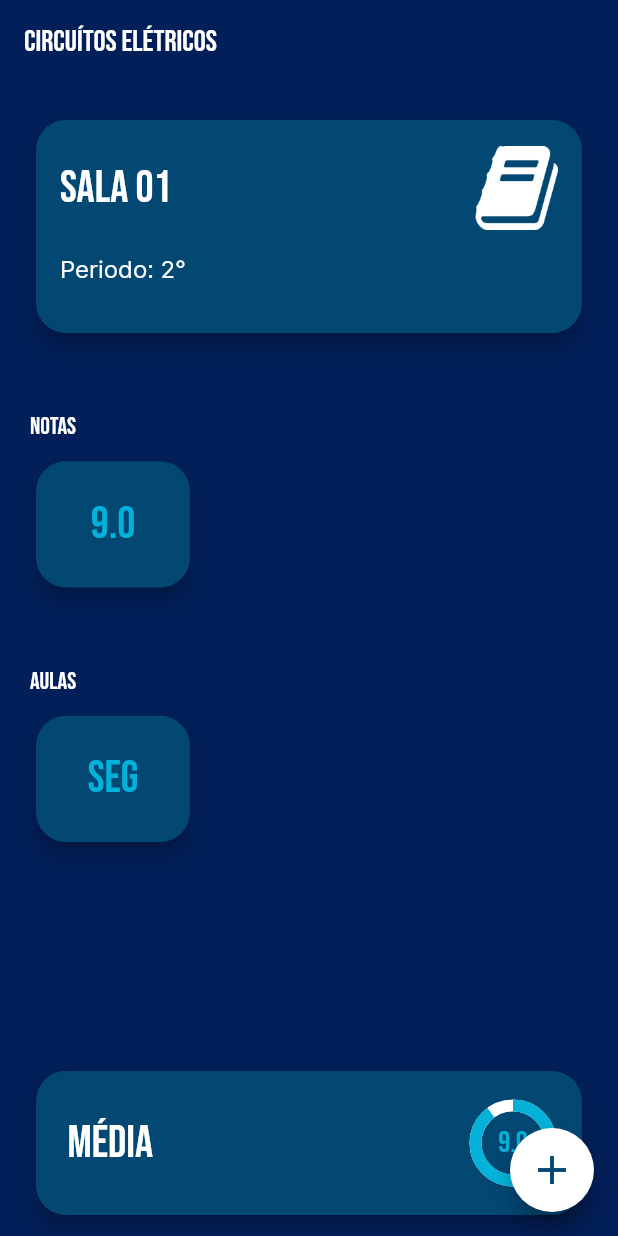
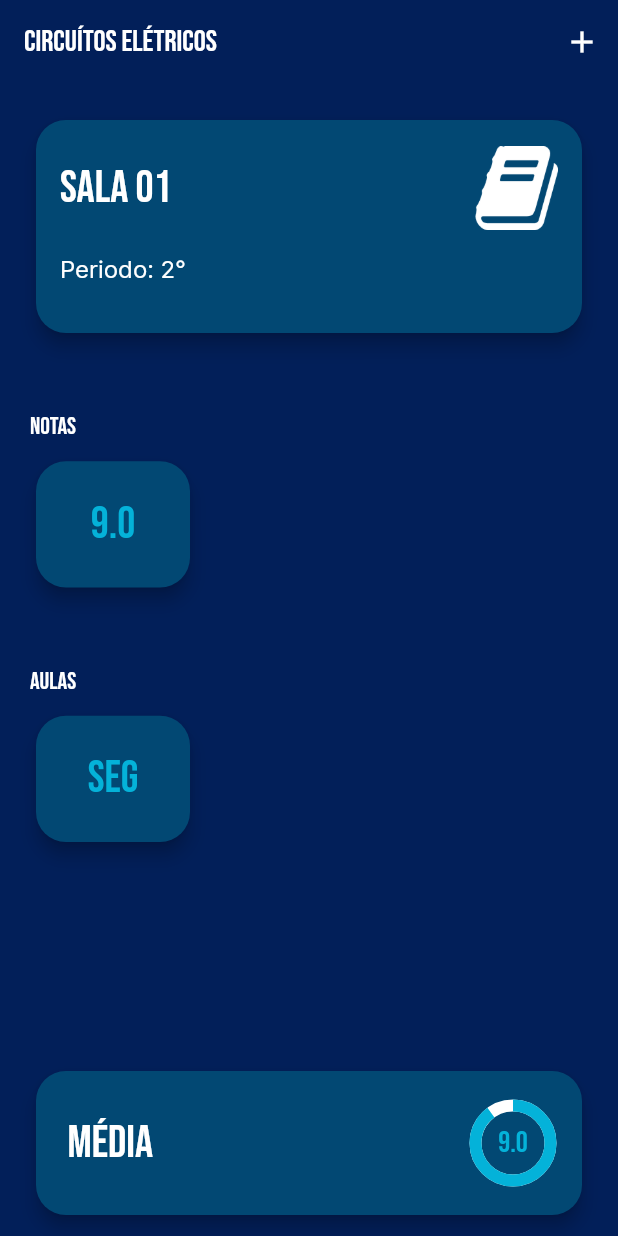
Before and after one commit to yurilima7/Acad-Facil, a Flutter app: the screen it shows after launch, after a tap on "Circuítos Elétricos", on a phone screen of 412 x 824 dp. Run offline on Flutter 3.47's test engine with Material 2 defaults, Android fonts, the phone set to English and light mode, and no system bars; our stand-ins replace flutter_svg.

Commit message:
Remoção
Removendo FloatingAction da tela de detalhes

```diff
--- a/acad_facil/lib/App/Screens/Details_Screen/details_screen.dart
+++ b/acad_facil/lib/App/Screens/Details_Screen/details_screen.dart
@@ -1,5 +1,4 @@
 import 'package:acad_facil/App/Core/Styles/text_styles.dart';
-import 'package:acad_facil/App/Core/Widgets/floating_button.dart';
 import 'package:acad_facil/App/Core/Widgets/information_card.dart';
 import 'package:acad_facil/App/Models/disciplines.dart';
 import 'package:acad_facil/App/Screens/Details_Screen/Widgets/grid_grades.dart';
@@ -22,6 +21,10 @@ class DetailsScreen extends StatelessWidget {
         title: Text(disciplines.name),
         elevation: 0,
         automaticallyImplyLeading: false,
+
+        actions: [
+          IconButton(onPressed: (){}, icon: const Icon(Icons.add),),
+        ],
       ),
 
       body: Padding(
@@ -77,8 +80,6 @@ class DetailsScreen extends StatelessWidget {
           ],
         ),
       ),
-
-      floatingActionButton: const FloatingButton(),
     );
   }
 }
```
